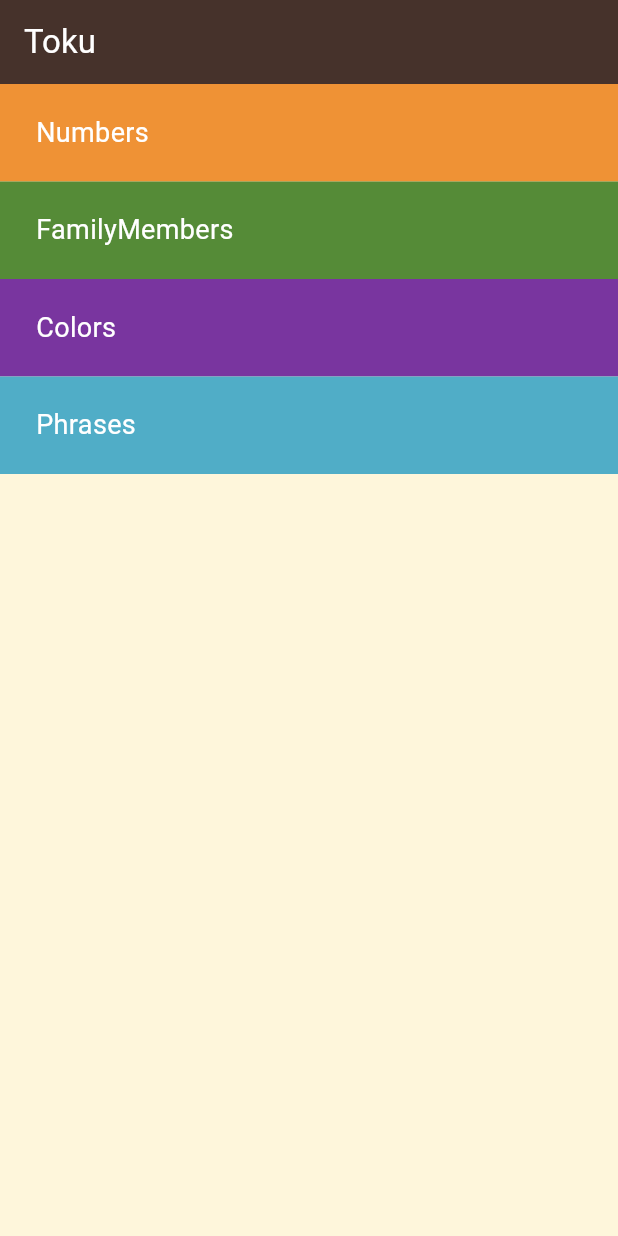
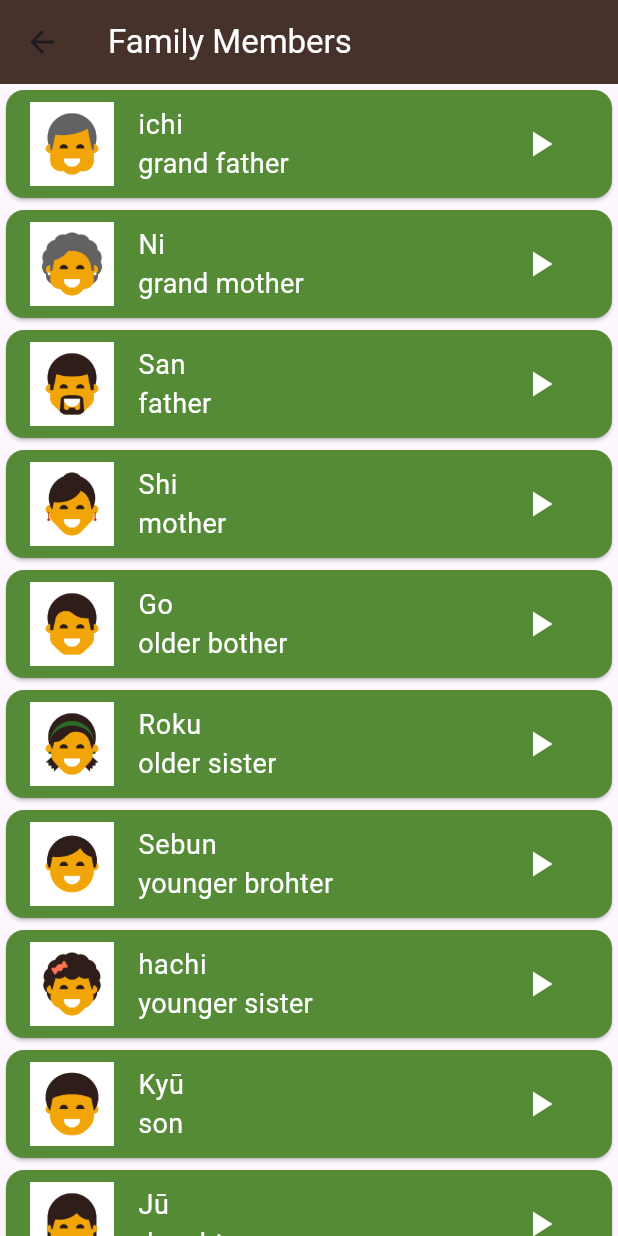
Before and after one commit to Mo-spac/Toku-app-Th, a Flutter app: the screen it shows after launch, after a tap on "FamilyMembers", on a phone screen of 412 x 824 dp. Run offline on Flutter 3.47's test engine with Material 3 defaults, Android fonts, the light colour scheme and no system bars.

Commit message:
create family members page & refactore code

```diff
--- a/lib/components/number_item.dart
+++ b/lib/components/item.dart
@@ -1,18 +1,20 @@
 import 'package:audioplayers/audioplayers.dart';
 import 'package:flutter/material.dart';
-import 'package:toku_app/models/number_model.dart';
+import 'package:toku_app/models/item_model.dart';
 
-class NumberItem extends StatelessWidget {
-  const NumberItem({
+class Item extends StatelessWidget {
+  const Item({
     super.key,
     required this.number,
+    required this.color,
   });
-  final Number number;
+  final ItemModel number;
+  final Color color;
 
   @override
   Widget build(BuildContext context) {
     return Card(
-      color: Color(0xffEF9235),
+      color: color,
       child: ListTile(
         leading: Container(
           color: Colors.white,
--- a/lib/models/number_model.dart
+++ b/lib/models/item_model.dart
@@ -1,10 +1,10 @@
-class Number {
+class ItemModel {
   final String sound;
   final String jpName;
   final String enName;
   final String image;
 
-  Number({
+  ItemModel({
     required this.sound,
     required this.jpName,
     required this.enName,
--- /dev/null
+++ b/lib/views/family_members_view.dart
@@ -0,0 +1,100 @@
+import 'package:flutter/material.dart';
+import 'package:toku_app/components/item.dart';
+import 'package:toku_app/models/item_model.dart';
+
+class FamilyMembersView extends StatelessWidget {
+  FamilyMembersView({super.key});
+
+  final List<ItemModel> familyMembers = [
+    ItemModel(
+      sound: 'sounds/family_members/grand father.wav',
+      jpName: 'ichi',
+      enName: 'grand father',
+      image: 'assets/images/family_members/family_grandfather.png',
+    ),
+    ItemModel(
+      sound: 'sounds/family_members/grand mother.wav',
+      jpName: 'Ni',
+      enName: 'grand mother',
+      image: 'assets/images/family_members/family_grandmother.png',
+    ),
+    ItemModel(
+      sound: 'sounds/family_members/father.wav',
+      jpName: 'San',
+      enName: 'father',
+      image: 'assets/images/family_members/family_father.png',
+    ),
+    ItemModel(
+      sound: 'sounds/family_members/mother.wav',
+      jpName: 'Shi',
+      enName: 'mother',
+      image: 'assets/images/family_members/family_mother.png',
+    ),
+    ItemModel(
+      sound: 'sounds/family_members/older bother.wav',
+      jpName: 'Go',
+      enName: 'older bother',
+      image: 'assets/images/family_members/family_older_brother.png',
+    ),
+    ItemModel(
+      sound: 'sounds/family_members/older sister.wav',
+      jpName: 'Roku',
+      enName: 'older sister',
+      image: 'assets/images/family_members/family_older_sister.png',
+    ),
+    ItemModel(
+      sound: 'sounds/family_members/younger brohter.wav',
+      jpName: 'Sebun',
+      enName: 'younger brohter',
+      image: 'assets/images/family_members/family_younger_brother.png',
+    ),
+    ItemModel(
+      sound: 'sounds/family_members/younger sister.wav',
+      jpName: 'hachi',
+      enName: 'younger sister',
+      image: 'assets/images/family_members/family_younger_sister.png',
+    ),
+    ItemModel(
+      sound: 'assets/sounds/family_members/son.wav',
+      jpName: 'Kyū',
+      enName: 'son',
+      image: 'assets/images/family_members/family_son.png',
+    ),
+    ItemModel(
+      sound: 'assets/sounds/family_members/daughter.wav',
+      jpName: 'Jū',
+      enName: 'daughter',
+      image: 'assets/images/family_members/family_daughter.png',
+    ),
+  ];
+
+  @override
+  Widget build(BuildContext context) {
+    return Scaffold(
+      appBar: AppBar(
+        backgroundColor: Color(0xff46322B),
+        title: Text(
+          "Family Members",
+          style: TextStyle(color: Colors.white),
+        ),
+      ),
+      body: ListView.builder(
+        itemCount: familyMembers.length,
+        itemBuilder: (context, index) {
+          return Item(
+            color: Color(0xff558B37),
+            number: familyMembers[index],
+          );
+        },
+      ),
+    );
+  }
+}
+
+// List<Widget> getList(List<Number> numbers) {
+//   List<Widget> itemList = [];
+//   for (var i = 0; i < numbers.length; i++) {
+//     itemList.add(NumberItem(number: numbers[i]));
+//   }
+//   return itemList;
+// }
--- a/lib/views/home_view.dart
+++ b/lib/views/home_view.dart
@@ -1,5 +1,6 @@
 import 'package:flutter/material.dart';
 import 'package:toku_app/components/category_item.dart';
+import 'package:toku_app/views/family_members_view.dart';
 import 'package:toku_app/views/numbers_view.dart';
 
 class HomeView extends StatelessWidget {
@@ -31,7 +32,14 @@ class HomeView extends StatelessWidget {
             color: Color(0xffEF9235),
           ),
           Category(
-            onTap: () {},
+            onTap: () {
+              Navigator.push(
+                context,
+                MaterialPageRoute(
+                  builder: (context) => FamilyMembersView(),
+                ),
+              );
+            },
             title: 'FamilyMembers',
             color: Color(0xff558B37),
           ),
--- a/lib/views/numbers_view.dart
+++ b/lib/views/numbers_view.dart
@@ -1,66 +1,66 @@
 import 'package:flutter/material.dart';
-import 'package:toku_app/components/number_item.dart';
-import 'package:toku_app/models/number_model.dart';
+import 'package:toku_app/components/item.dart';
+import 'package:toku_app/models/item_model.dart';
 
 class NumbersView extends StatelessWidget {
   NumbersView({super.key});
 
-  final List<Number> numbers = [
-    Number(
+  final List<ItemModel> numbers = [
+    ItemModel(
       sound: 'sounds/numbers/number_one_sound.mp3',
       jpName: 'ichi',
       enName: 'one',
       image: 'assets/images/numbers/number_one.png',
     ),
-    Number(
+    ItemModel(
       sound: 'sounds/numbers/number_two_sound.mp3',
       jpName: 'Ni',
       enName: 'two',
       image: 'assets/images/numbers/number_two.png',
     ),
-    Number(
+    ItemModel(
       sound: 'sounds/numbers/number_three_sound.mp3',
       jpName: 'San',
       enName: 'three',
       image: 'assets/images/numbers/number_three.png',
     ),
-    Number(
+    ItemModel(
       sound: 'sounds/numbers/number_four_sound.mp3',
       jpName: 'Shi',
       enName: 'four',
       image: 'assets/images/numbers/number_four.png',
     ),
-    Number(
+    ItemModel(
       sound: 'sounds/numbers/number_five_sound.mp3',
       jpName: 'Go',
       enName: 'five',
       image: 'assets/images/numbers/number_five.png',
     ),
-    Number(
+    ItemModel(
       sound: 'sounds/numbers/number_six_sound.mp3',
       jpName: 'Roku',
       enName: 'six',
       image: 'assets/images/numbers/number_six.png',
     ),
-    Number(
+    ItemModel(
       sound: 'sounds/numbers/number_seven_sound.mp3',
       jpName: 'Sebun',
       enName: 'seven',
       image: 'assets/images/numbers/number_seven.png',
     ),
-    Number(
+    ItemModel(
       sound: 'sounds/numbers/number_eight_sound.mp3',
       jpName: 'hachi',
       enName: 'eight',
       image: 'assets/images/numbers/number_eight.png',
     ),
-    Number(
+    ItemModel(
       sound: 'sounds/numbers/number_nine_sound.mp3',
       jpName: 'Kyū',
       enName: 'nine',
       image: 'assets/images/numbers/number_nine.png',
     ),
-    Number(
+    ItemModel(
       sound: 'sounds/numbers/number_ten_sound.mp3',
       jpName: 'Jū',
       enName: 'ten',
@@ -81,7 +81,10 @@ class NumbersView extends StatelessWidget {
       body: ListView.builder(
         itemCount: numbers.length,
         itemBuilder: (context, index) {
-          return NumberItem(number: numbers[index]);
+          return Item(
+            color: Color(0xffEF9235),
+            number: numbers[index],
+          );
         },
       ),
     );
```
